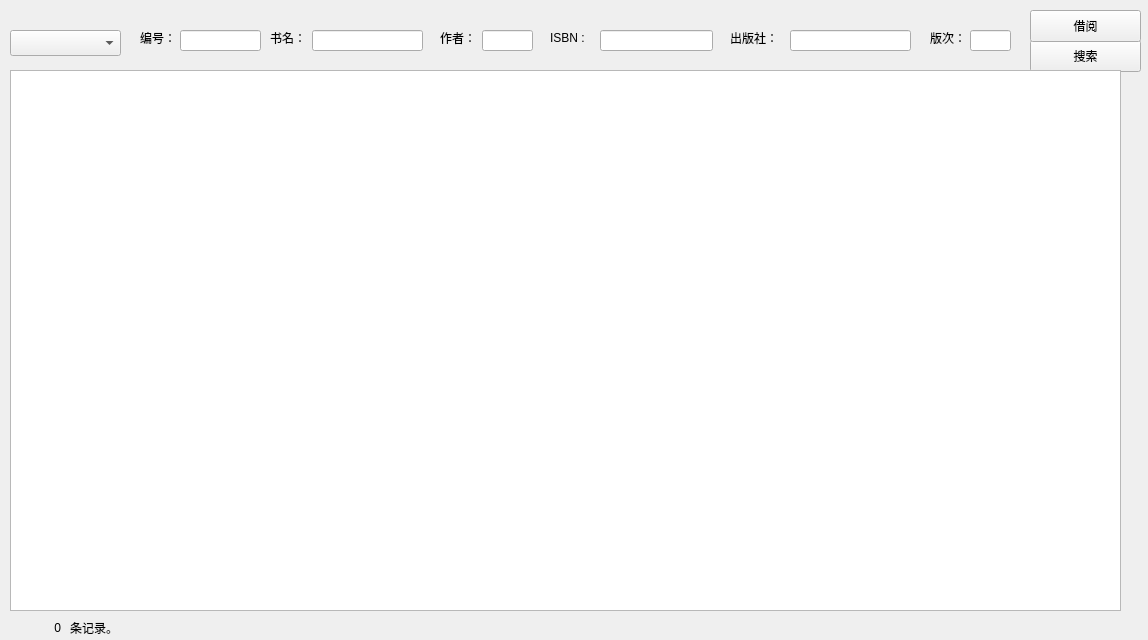
duule/LMS, file search.ui: the form before one commit.
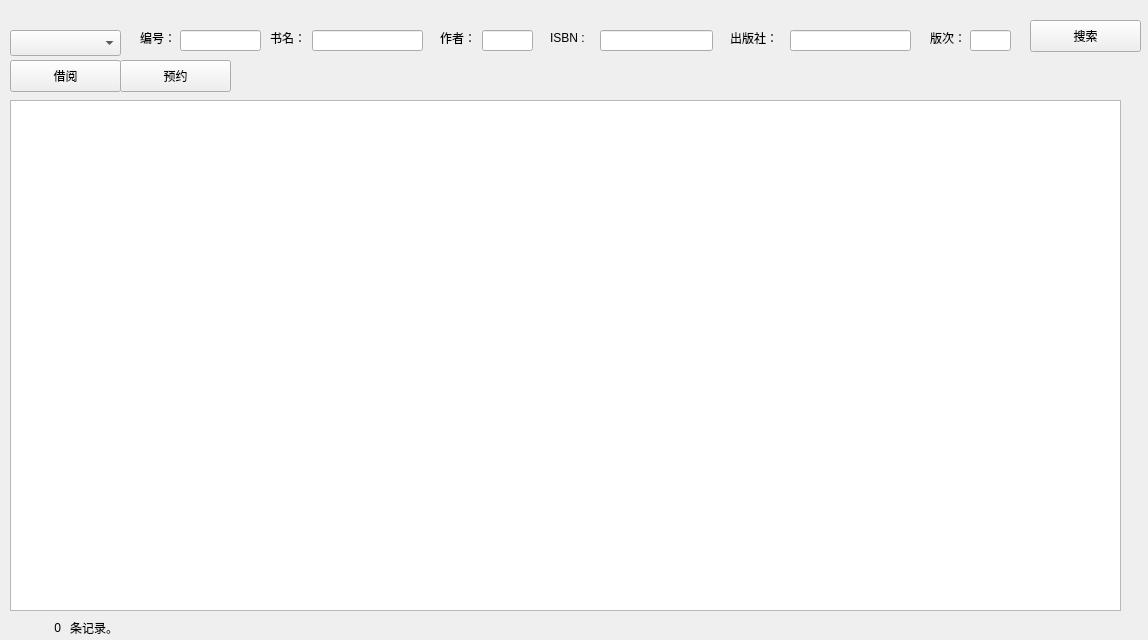
The form after the commit.

Diff of the .ui file:
```diff
--- a/search.ui
+++ b/search.ui
@@ -77,7 +77,7 @@
    <property name="geometry">
     <rect>
      <x>1030</x>
-     <y>40</y>
+     <y>20</y>
      <width>111</width>
      <height>32</height>
     </rect>
@@ -178,9 +178,9 @@
    <property name="geometry">
     <rect>
      <x>10</x>
-     <y>70</y>
+     <y>100</y>
      <width>1111</width>
-     <height>541</height>
+     <height>511</height>
     </rect>
    </property>
   </widget>
@@ -216,8 +216,8 @@
   <widget class="QPushButton" name="btn_borrow">
    <property name="geometry">
     <rect>
-     <x>1030</x>
-     <y>10</y>
+     <x>10</x>
+     <y>60</y>
      <width>111</width>
      <height>32</height>
     </rect>
@@ -226,6 +226,19 @@
     <string>借阅</string>
    </property>
   </widget>
+  <widget class="QPushButton" name="btn_booking">
+   <property name="geometry">
+    <rect>
+     <x>120</x>
+     <y>60</y>
+     <width>111</width>
+     <height>32</height>
+    </rect>
+   </property>
+   <property name="text">
+    <string>预约</string>
+   </property>
+  </widget>
  </widget>
  <resources/>
  <connections/>
```
